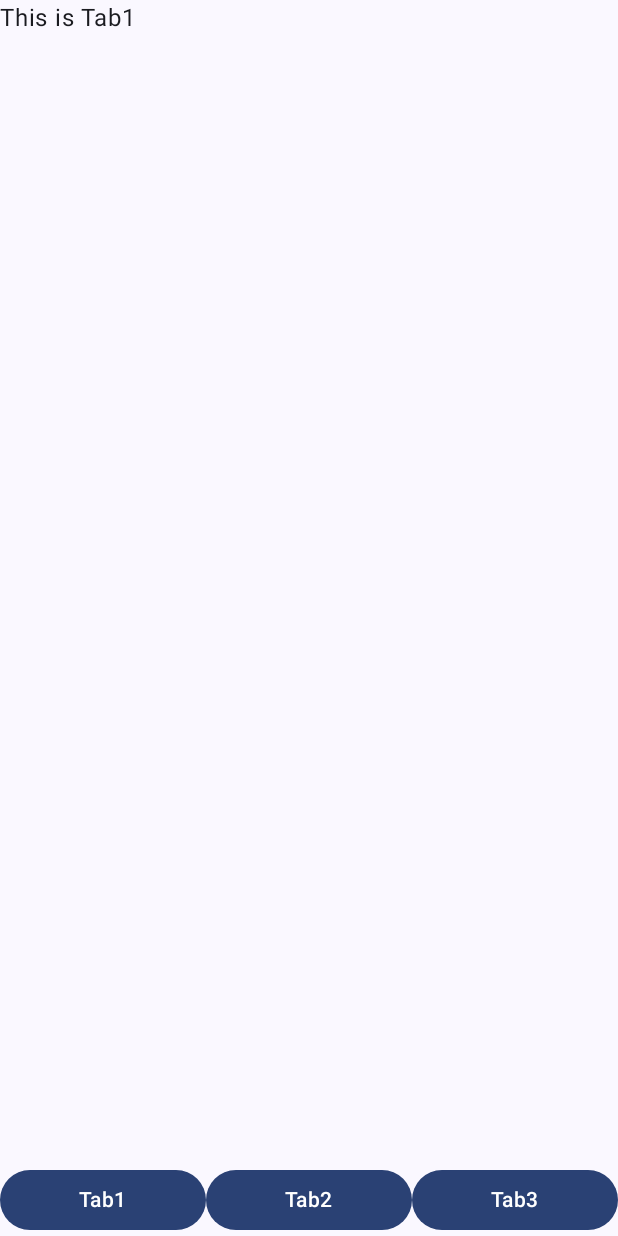
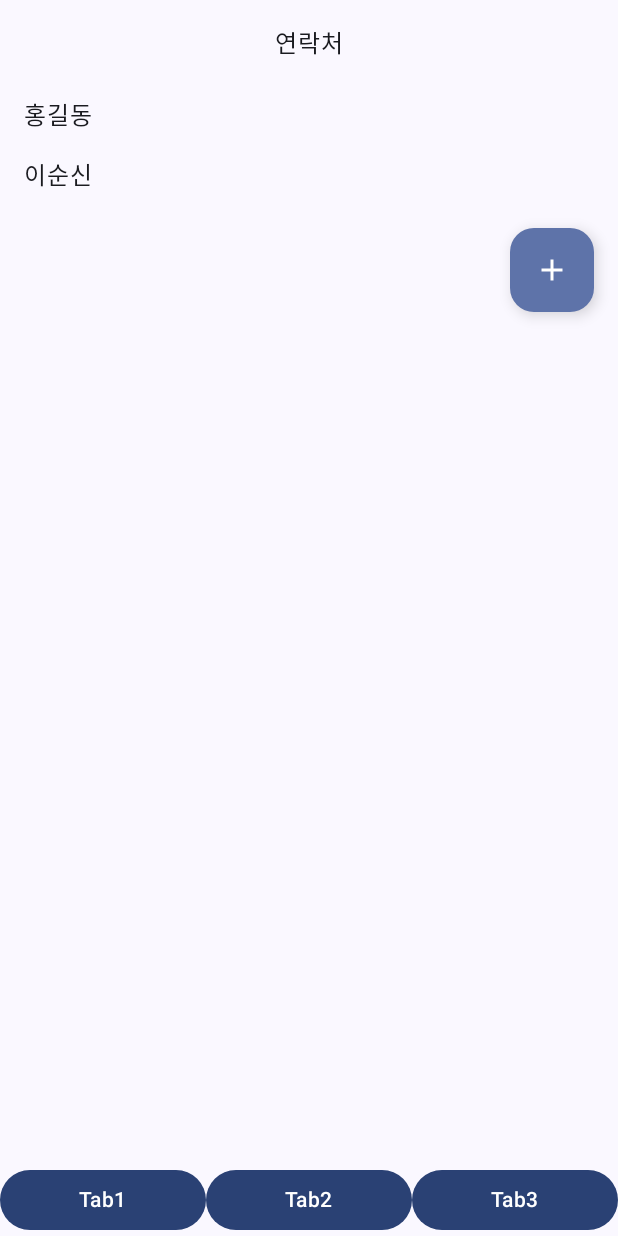
Before and after one commit to Junha-Jang/madcamp-proj1, an Android app built with Jetpack Compose: the screen it shows after launch (MainActivity), on a phone screen of 412 x 824 dp. Run offline under Robolectric (Android 15) with nearby library versions, the phone set to English and light mode, and no system bars.

Commit message:
first commit

```diff
--- a/app/build.gradle
+++ b/app/build.gradle
@@ -57,7 +57,11 @@ dependencies {
     implementation 'androidx.compose.ui:ui-graphics'
     implementation 'androidx.compose.ui:ui-tooling-preview'
     implementation 'androidx.compose.material3:material3'
+    implementation 'androidx.lifecycle:lifecycle-viewmodel-compose:1.0.0-alpha07'
+    implementation 'androidx.compose.runtime:runtime-livedata:1.0.1'
     testImplementation 'junit:junit:4.13.2'
+    implementation 'com.google.android.material:material:1.9.0'
+    implementation 'com.google.code.gson:gson:2.8.6'
     androidTestImplementation 'androidx.test.ext:junit:1.1.5'
     androidTestImplementation 'androidx.test.espresso:espresso-core:3.5.1'
     androidTestImplementation platform('androidx.compose:compose-bom:2022.10.00')
--- /dev/null
+++ b/app/src/main/java/com/example/madcamp_proj1/Contact.kt
@@ -0,0 +1,4 @@
+data class Contact(
+    val name: String,
+    val number: String
+)
--- a/app/src/main/java/com/example/madcamp_proj1/Tab1Screen.kt
+++ b/app/src/main/java/com/example/madcamp_proj1/Tab1Screen.kt
@@ -1,16 +1,74 @@
 package com.example.madcamp_proj1
 
+import android.content.Context
+import androidx.compose.foundation.layout.*
+import androidx.compose.foundation.lazy.LazyColumn
+import androidx.compose.foundation.lazy.items
+import androidx.compose.material3.FloatingActionButton
+import androidx.compose.material3.Icon
 import androidx.compose.material3.Text
+import androidx.compose.material.icons.Icons
+import androidx.compose.material.icons.filled.Add
 import androidx.compose.runtime.Composable
+import androidx.compose.ui.Alignment
 import androidx.compose.ui.Modifier
+import androidx.compose.ui.platform.LocalContext
 import androidx.compose.ui.tooling.preview.Preview
+import androidx.compose.ui.unit.dp
+import com.google.gson.Gson
+import com.google.gson.reflect.TypeToken
+import java.io.IOException
+
+data class Contact(
+    val name: String,
+    val number: String
+)
 
 @Composable
 fun Tab1Screen(modifier: Modifier = Modifier) {
-    Text(
-        text = "This is Tab1",
-        modifier = modifier
-    )
+    val context = LocalContext.current
+    val contacts = readContacts(context)
+
+    Column(modifier = modifier.fillMaxSize()) {
+        Text(
+            text = "연락처",
+            modifier = Modifier
+                .padding(16.dp)
+                .align(Alignment.CenterHorizontally)
+        )
+        LazyColumn {
+            items(contacts) { contact ->
+                Text(
+                    text = contact.name,
+                    modifier = Modifier
+                        .padding(horizontal = 16.dp, vertical = 8.dp)
+                        .fillMaxWidth()
+                )
+            }
+        }
+        FloatingActionButton(
+            onClick = { /* TODO: Navigate to AddContactScreen */ },
+            modifier = Modifier
+                .padding(16.dp)
+                .align(Alignment.End)
+        ) {
+            Icon(Icons.Filled.Add, contentDescription = null)
+        }
+    }
+}
+
+private fun readContacts(context: Context): List<Contact> {
+    val gson = Gson()
+    val json: String
+    try {
+        val inputStream = context.resources.openRawResource(R.raw.contacts)
+        json = inputStream.bufferedReader().use { it.readText() }
+    } catch (ioException: IOException) {
+        ioException.printStackTrace()
+        return emptyList()
+    }
+    val type = object : TypeToken<List<Contact>>() {}.type
+    return gson.fromJson(json, type)
 }
 
 @Preview(showBackground = true)
```
Also changed, not shown: app/src/main/res/raw/contacts.json (added, +10 -0 lines).
